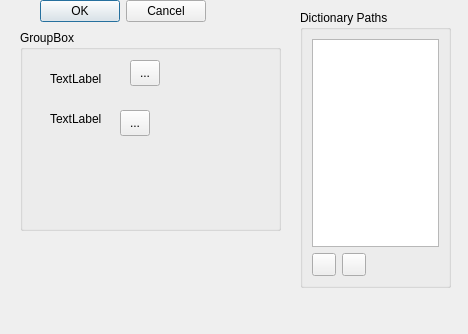
This is src/settingsdialog.ui in jablonkai/QDictionary as Qt 5 draws it before an edit. The edited form follows.
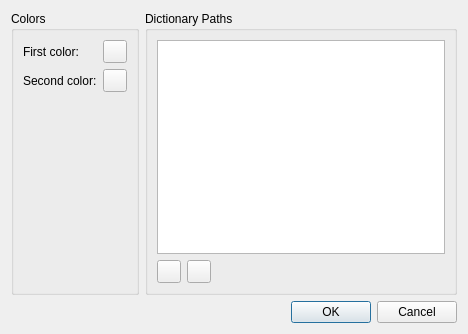
This is the edited form. Icons and pictures are not drawn.

Patch:
```diff
--- a/src/settingsdialog.ui
+++ b/src/settingsdialog.ui
@@ -12,15 +12,65 @@
   <property name="windowTitle" >
    <string>QDictionary Settings</string>
   </property>
+  <layout class="QVBoxLayout" >
+   <item>
+    <layout class="QHBoxLayout" >
+     <item>
+      <widget class="QGroupBox" name="groupBox_2" >
+       <property name="title" >
+        <string>Colors</string>
+       </property>
+       <layout class="QVBoxLayout" >
+        <item>
+         <layout class="QGridLayout" >
+          <item row="0" column="0" >
+           <widget class="QLabel" name="label" >
+            <property name="text" >
+             <string>First color:</string>
+            </property>
+           </widget>
+          </item>
+          <item row="0" column="1" >
+           <widget class="QToolButton" name="firstColorButton" >
+            <property name="text" >
+             <string/>
+            </property>
+           </widget>
+          </item>
+          <item row="1" column="0" >
+           <widget class="QLabel" name="label_2" >
+            <property name="text" >
+             <string>Second color:</string>
+            </property>
+           </widget>
+          </item>
+          <item row="1" column="1" >
+           <widget class="QToolButton" name="secondColorButton" >
+            <property name="text" >
+             <string/>
+            </property>
+           </widget>
+          </item>
+         </layout>
+        </item>
+        <item>
+         <spacer>
+          <property name="orientation" >
+           <enum>Qt::Vertical</enum>
+          </property>
+          <property name="sizeHint" >
+           <size>
+            <width>20</width>
+            <height>40</height>
+           </size>
+          </property>
+         </spacer>
+        </item>
+       </layout>
+      </widget>
+     </item>
+     <item>
   <widget class="QGroupBox" name="groupBox" >
-   <property name="geometry" >
-    <rect>
-     <x>300</x>
-     <y>10</y>
-     <width>151</width>
-     <height>278</height>
-    </rect>
-   </property>
    <property name="title" >
     <string>Dictionary Paths</string>
    </property>
@@ -67,72 +117,10 @@
     </item>
    </layout>
   </widget>
-  <widget class="QGroupBox" name="groupBox_2" >
-   <property name="geometry" >
-    <rect>
-     <x>20</x>
-     <y>30</y>
-     <width>261</width>
-     <height>201</height>
-    </rect>
-   </property>
-   <property name="title" >
-    <string>GroupBox</string>
-   </property>
-   <widget class="QLabel" name="label" >
-    <property name="geometry" >
-     <rect>
-      <x>30</x>
-      <y>40</y>
-      <width>57</width>
-      <height>18</height>
-     </rect>
-    </property>
-    <property name="text" >
-     <string>TextLabel</string>
-    </property>
-   </widget>
-   <widget class="QLabel" name="label_2" >
-    <property name="geometry" >
-     <rect>
-      <x>30</x>
-      <y>80</y>
-      <width>57</width>
-      <height>18</height>
-     </rect>
-    </property>
-    <property name="text" >
-     <string>TextLabel</string>
-    </property>
-   </widget>
-   <widget class="QToolButton" name="toolButton" >
-    <property name="geometry" >
-     <rect>
-      <x>110</x>
-      <y>30</y>
-      <width>30</width>
-      <height>26</height>
-     </rect>
-    </property>
-    <property name="text" >
-     <string>...</string>
-    </property>
-   </widget>
-   <widget class="QToolButton" name="toolButton_2" >
-    <property name="geometry" >
-     <rect>
-      <x>100</x>
-      <y>80</y>
-      <width>30</width>
-      <height>26</height>
-     </rect>
-    </property>
-    <property name="text" >
-     <string>...</string>
-    </property>
-   </widget>
-  </widget>
-  <widget class="QWidget" name="" >
+     </item>
+    </layout>
+   </item>
+   <item>
    <layout class="QHBoxLayout" >
     <item>
      <spacer>
@@ -155,7 +143,8 @@
      </widget>
     </item>
    </layout>
-  </widget>
+   </item>
+  </layout>
  </widget>
  <resources>
   <include location="qdictionary.qrc" />
```
Lines whose indentation alone changed are shown as unchanged.
